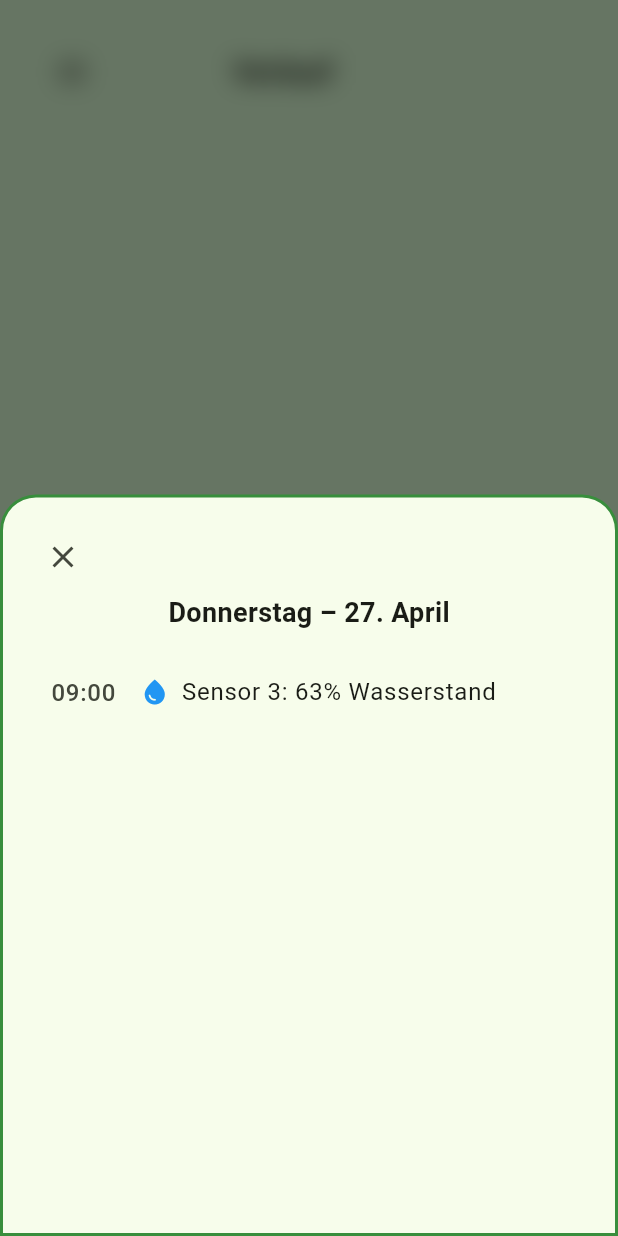
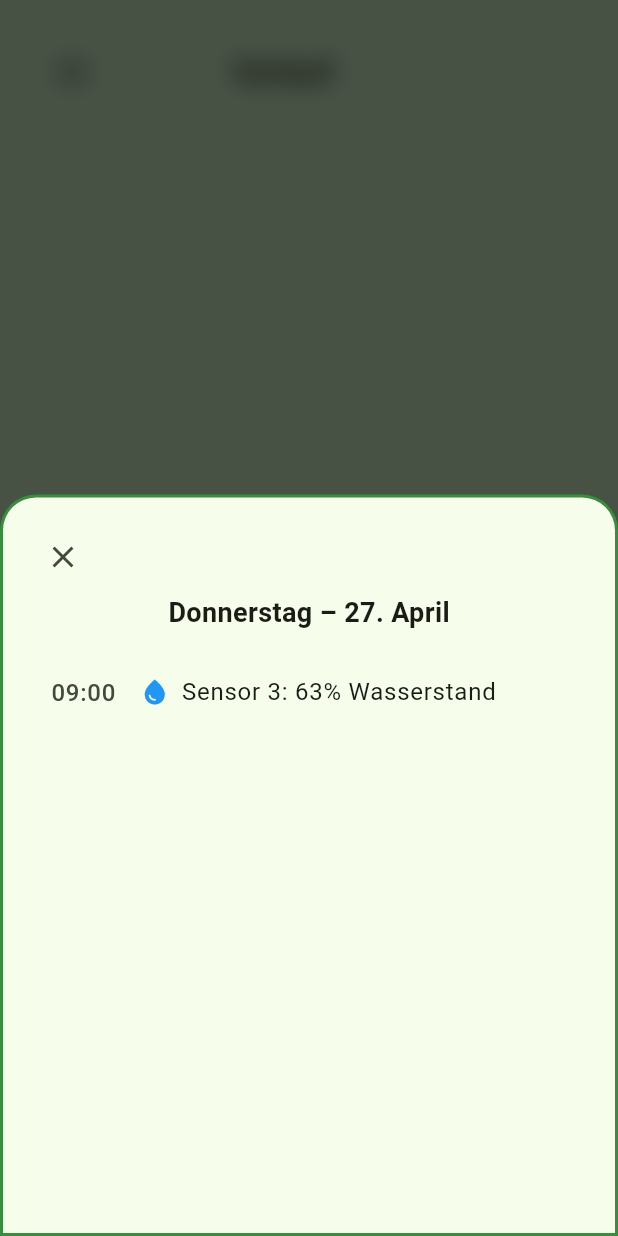
Before and after one commit to SpartanProgram/balkon-bewaesserung-app, a Flutter app: the VerlaufScreen screen opened directly, after a tap on "Do", on a phone screen of 412 x 824 dp. Run offline on Flutter 3.47's test engine with Material 3 defaults, Android fonts, the phone set to English and light mode, and no system bars.

Commit message:
verlauf_screen aktualisiert
Former-commit-id: 8a2bf6ccb46d9690d7fb63dd75e340b586267339

```diff
--- a/Software/lib/verlauf_screen.dart
+++ b/Software/lib/verlauf_screen.dart
@@ -1,7 +1,6 @@
 import 'package:flutter/material.dart';
+import 'dart:ui';
 import 'widgets/custom_scaffold.dart';
-import 'dart:ui';
-
 
 class VerlaufScreen extends StatelessWidget {
   const VerlaufScreen({super.key});
@@ -29,55 +28,36 @@ class VerlaufScreen extends StatelessWidget {
   }
 
   Widget _dayButton(BuildContext context, String label, Color color) {
-    return GestureDetector(
-      onTap: () async {
-        // Optional: simulate tap effect (can be animated)
-        await Future.delayed(const Duration(milliseconds: 100));
-
+    return _AnimatedDayBox(
+      label: label,
+      color: color,
+      onTap: () {
         showModalBottomSheet(
           context: context,
           isScrollControlled: true,
           backgroundColor: Colors.transparent,
-          builder: (context) {
+          builder: (_) {
             return Stack(
               children: [
-                // Blur background
+                // Blurred background
                 GestureDetector(
                   onTap: () => Navigator.of(context).pop(),
                   child: BackdropFilter(
                     filter: ImageFilter.blur(sigmaX: 8.0, sigmaY: 8.0),
                     child: Container(
+                      color: Colors.black.withOpacity(0.3),
                       width: double.infinity,
                       height: double.infinity,
                     ),
                   ),
                 ),
-                // Sliding popup
+                // Sliding bottom popup
                 _buildDetailPopup(context, label, color),
               ],
             );
           },
         );
-
       },
-      child: Container(
-        width: 70,
-        height: 70,
-        decoration: BoxDecoration(
-          color: color,
-          borderRadius: BorderRadius.circular(16),
-        ),
-        child: Center(
-          child: Text(
-            label,
-            style: const TextStyle(
-              fontSize: 18,
-              fontWeight: FontWeight.bold,
-              color: Colors.black,
-            ),
-          ),
-        ),
-      ),
     );
   }
 
@@ -162,7 +142,8 @@ class VerlaufScreen extends StatelessWidget {
                 child: ListView.separated(
                   controller: scrollController,
                   itemCount: entries.length,
-                  separatorBuilder: (_, __) => const Divider(height: 0, color: Colors.black12),
+                  separatorBuilder: (_, __) =>
+                      const Divider(height: 0, color: Colors.black12),
                   itemBuilder: (_, index) {
                     final entry = entries[index];
                     final event = entry["event"]!.toLowerCase();
@@ -179,7 +160,8 @@ class VerlaufScreen extends StatelessWidget {
                     } else if (event.contains("bewässert")) {
                       icon = Icons.water;
                       iconColor = Colors.green;
-                    } else if (event.contains("sensorfehler") || event.contains("fehler")) {
+                    } else if (event.contains("sensorfehler") ||
+                        event.contains("fehler")) {
                       icon = Icons.error_outline;
                       iconColor = Colors.red;
                     } else {
@@ -188,13 +170,15 @@ class VerlaufScreen extends StatelessWidget {
                     }
 
                     return ListTile(
-                      leading: Text(entry["time"]!, style: const TextStyle(fontSize: 16)),
+                      leading: Text(entry["time"]!,
+                          style: const TextStyle(fontSize: 16)),
                       title: Row(
                         children: [
                           Icon(icon, size: 20, color: iconColor),
                           const SizedBox(width: 8),
                           Expanded(
-                            child: Text(entry["event"]!, style: const TextStyle(fontSize: 16)),
+                            child: Text(entry["event"]!,
+                                style: const TextStyle(fontSize: 16)),
                           ),
                         ],
                       ),
@@ -209,3 +193,59 @@ class VerlaufScreen extends StatelessWidget {
     );
   }
 }
+
+class _AnimatedDayBox extends StatefulWidget {
+  final String label;
+  final Color color;
+  final VoidCallback onTap;
+
+  const _AnimatedDayBox({
+    required this.label,
+    required this.color,
+    required this.onTap,
+  });
+
+  @override
+  State<_AnimatedDayBox> createState() => _AnimatedDayBoxState();
+}
+
+class _AnimatedDayBoxState extends State<_AnimatedDayBox> {
+  double _opacity = 1.0;
+
+  void _handleTap() async {
+    setState(() => _opacity = 0.3);
+    await Future.delayed(const Duration(milliseconds: 100));
+    setState(() => _opacity = 1.0);
+    await Future.delayed(const Duration(milliseconds: 100));
+    widget.onTap();
+  }
+
+  @override
+  Widget build(BuildContext context) {
+    return GestureDetector(
+      onTap: _handleTap,
+      child: AnimatedOpacity(
+        duration: const Duration(milliseconds: 150),
+        opacity: _opacity,
+        child: Container(
+          width: 70,
+          height: 70,
+          decoration: BoxDecoration(
+            color: widget.color,
+            borderRadius: BorderRadius.circular(16),
+          ),
+          child: Center(
+            child: Text(
+              widget.label,
+              style: const TextStyle(
+                fontSize: 18,
+                fontWeight: FontWeight.bold,
+                color: Colors.black,
+              ),
+            ),
+          ),
+        ),
+      ),
+    );
+  }
+}
```
